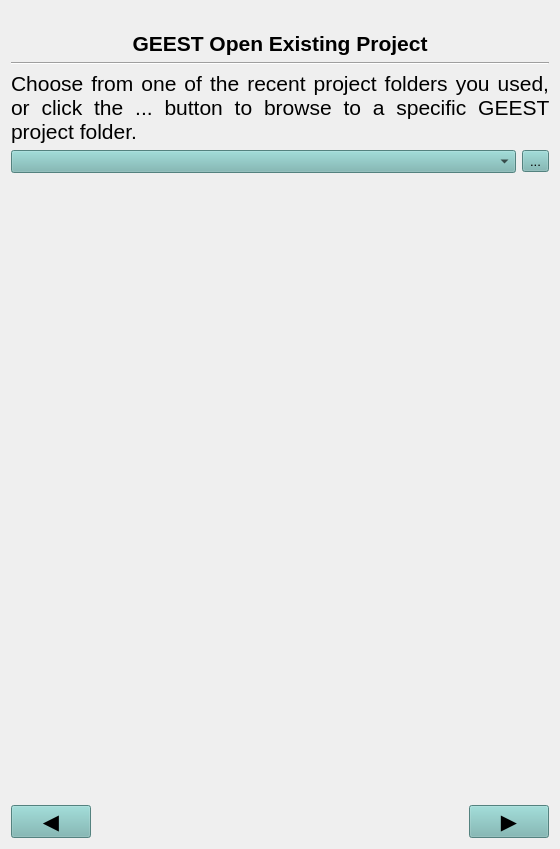
Old version of the form geest/ui/open_project_panel_base.ui in the repository worldbank/GEEST.
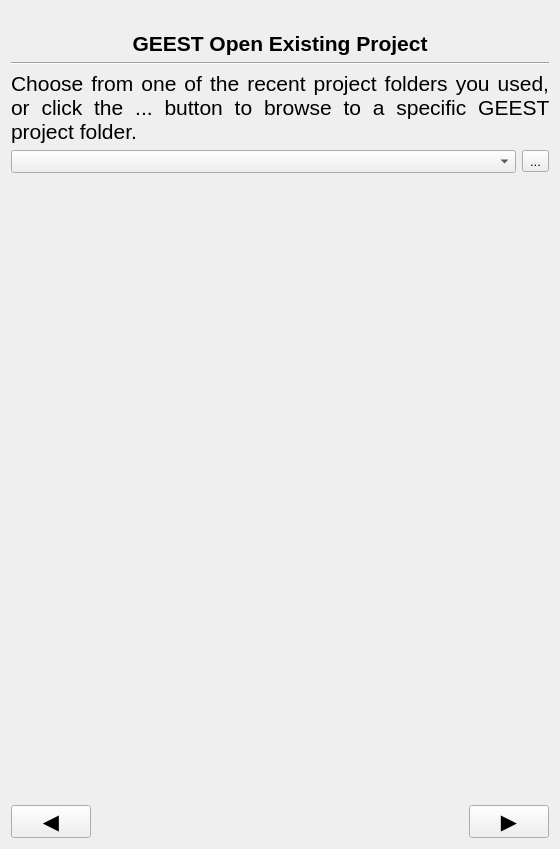
New version of the form. Icons and pictures are not drawn.

Diff of the .ui file:
```diff
--- a/geest/ui/open_project_panel_base.ui
+++ b/geest/ui/open_project_panel_base.ui
@@ -92,9 +92,6 @@
          <pointsize>10</pointsize>
         </font>
        </property>
-       <property name="styleSheet">
-        <string notr="true">background-color: rgba(118, 182, 178, 255);</string>
-       </property>
       </widget>
      </item>
      <item>
@@ -104,9 +101,6 @@
          <pointsize>10</pointsize>
         </font>
        </property>
-       <property name="styleSheet">
-        <string notr="true">background-color: rgba(118, 182, 178, 255);</string>
-       </property>
        <property name="text">
         <string>...</string>
        </property>
@@ -148,9 +142,6 @@
          <pointsize>16</pointsize>
         </font>
        </property>
-       <property name="styleSheet">
-        <string notr="true">background-color: rgba(118, 182, 178, 255);</string>
-       </property>
        <property name="text">
         <string>◀️</string>
        </property>
@@ -188,9 +179,6 @@
          <pointsize>16</pointsize>
         </font>
        </property>
-       <property name="styleSheet">
-        <string notr="true">background-color: rgba(118, 182, 178, 255);</string>
-       </property>
        <property name="text">
         <string>▶️</string>
        </property>
```
